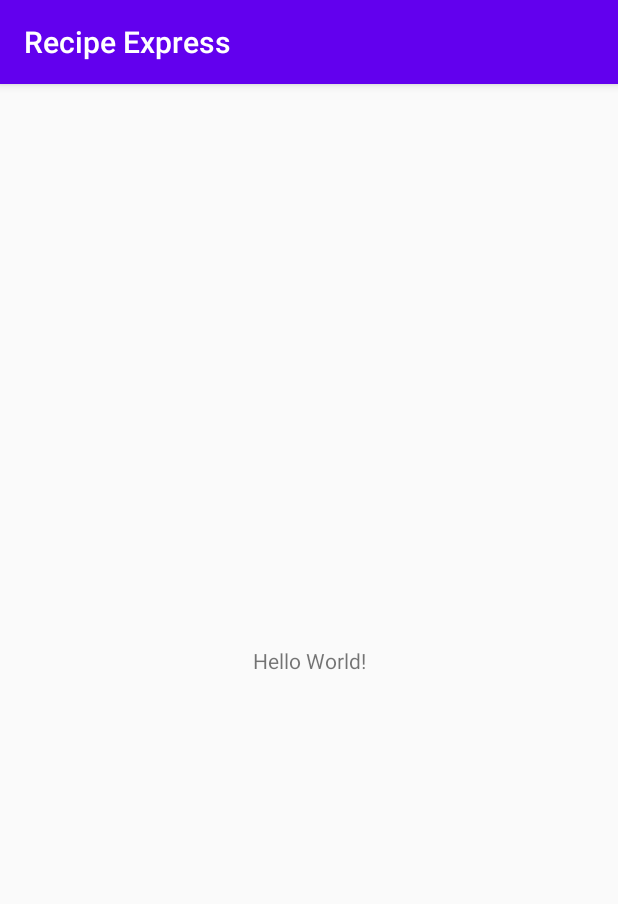
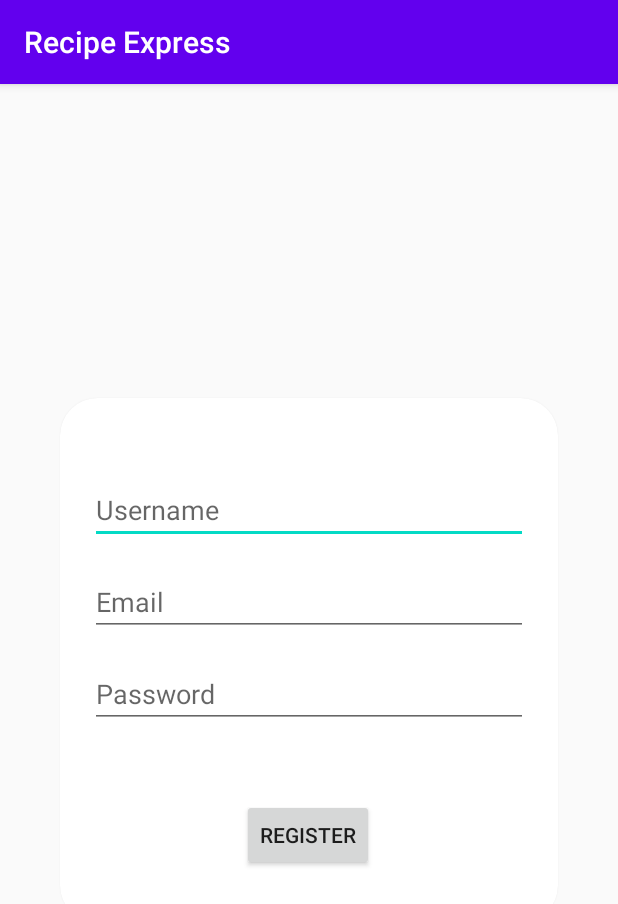
Before and after one commit to HeleneWentworth/RecipeExpress, an Android app: the screen it shows after launch (MainActivity), on a phone screen of 412 x 824 dp. Shown: the top 904 px of the screen. Run offline under Robolectric (Android 15) with nearby library versions, the phone set to English and light mode, and no system bars; our stand-ins replace Firebase (no records; nobody signed in at launch, a user with empty details on screens opened directly), data binding.

Commit message:
Register Implemented

```diff
--- /dev/null
+++ b/app/src/main/java/com/leokuyper/recipeexpress/HomeFragment.kt
@@ -0,0 +1,68 @@
+package com.leokuyper.recipeexpress
+
+import android.os.Bundle
+import android.util.Log
+import androidx.fragment.app.Fragment
+import android.view.LayoutInflater
+import android.view.View
+import android.view.ViewGroup
+import android.widget.Toast
+import androidx.databinding.DataBindingUtil
+import androidx.navigation.fragment.findNavController
+import com.google.android.gms.tasks.Task
+import com.google.firebase.auth.AuthResult
+import com.google.firebase.auth.FirebaseAuth
+import com.google.firebase.auth.ktx.auth
+import com.google.firebase.firestore.FirebaseFirestore
+import com.google.firebase.firestore.ktx.firestore
+import com.google.firebase.ktx.Firebase
+import com.leokuyper.recipeexpress.databinding.FragmentRegisterBinding
+import kotlinx.android.synthetic.main.fragment_register.*
+
+class HomeFragment : Fragment() {
+
+    private lateinit var auth: FirebaseAuth
+    private lateinit var binding: FragmentRegisterBinding
+    private lateinit var db: FirebaseFirestore
+
+    override fun onCreateView(
+        inflater: LayoutInflater, container: ViewGroup?,
+        savedInstanceState: Bundle?
+    ): View? {
+        auth = Firebase.auth
+        db = Firebase.firestore
+        binding = DataBindingUtil.inflate(inflater, R.layout.fragment_register, container, false)
+
+        binding.registerSubmit.setOnClickListener {
+            auth.createUserWithEmailAndPassword(binding.registerEmail.text.toString().trim(), binding.registerPassword.text.toString().trim())
+                .addOnCompleteListener { it: Task<AuthResult> ->
+                    if(!it.isSuccessful) return@addOnCompleteListener
+
+                    Log.d("Authentication", "The user was create successfully")
+                    val uid = FirebaseAuth.getInstance().uid ?: ""
+                    val user = hashMapOf(
+                        "username" to registerUsername.text.toString(),
+                        "email" to registerEmail.text.toString()
+                    )
+                    db.collection("users")
+                        .document(uid)
+                        .set(user)
+                        .addOnSuccessListener {
+                            Log.d("Authentication", "The user was create successfully")
+                            findNavController().navigate(R.id.action_homeFragment_to_registerFragment)
+                        }
+                        .addOnFailureListener {
+                            Log.d("Authentication", "Saving user to Database Failed: ${it.message}")
+                        }
+
+                }
+                .addOnFailureListener {
+                    Log.d("Authentication", "The registration failed ${it.message}")
+                    Toast.makeText(context, "The registration failed ${it.message}", Toast.LENGTH_SHORT).show()
+                }
+        }
+
+        return binding.root
+    }
+
+}
--- a/app/src/main/java/com/leokuyper/recipeexpress/MainActivity.kt
+++ b/app/src/main/java/com/leokuyper/recipeexpress/MainActivity.kt
@@ -2,8 +2,12 @@ package com.leokuyper.recipeexpress
 
 import androidx.appcompat.app.AppCompatActivity
 import android.os.Bundle
+import com.google.firebase.auth.FirebaseAuth
+import com.google.firebase.auth.ktx.auth
+import com.google.firebase.ktx.Firebase
 
 class MainActivity : AppCompatActivity() {
+
     override fun onCreate(savedInstanceState: Bundle?) {
         super.onCreate(savedInstanceState)
         setContentView(R.layout.activity_main)
--- a/app/src/main/res/layout/activity_main.xml
+++ b/app/src/main/res/layout/activity_main.xml
@@ -6,13 +6,12 @@
     android:layout_height="match_parent"
     tools:context=".MainActivity">
 
-    <TextView
-        android:layout_width="wrap_content"
-        android:layout_height="wrap_content"
-        android:text="Hello World!"
-        app:layout_constraintBottom_toBottomOf="parent"
-        app:layout_constraintLeft_toLeftOf="parent"
-        app:layout_constraintRight_toRightOf="parent"
-        app:layout_constraintTop_toTopOf="parent" />
+    <androidx.fragment.app.FragmentContainerView
+        android:id="@+id/myNavHostFragment"
+        android:name="androidx.navigation.fragment.NavHostFragment"
+        android:layout_width="match_parent"
+        android:layout_height="match_parent"
+        app:navGraph="@navigation/navigation"
+        app:defaultNavHost="true" />
 
 </androidx.constraintlayout.widget.ConstraintLayout>
--- /dev/null
+++ b/app/src/main/res/layout/fragment_register.xml
@@ -0,0 +1,86 @@
+<?xml version="1.0" encoding="utf-8"?>
+
+<layout xmlns:android="http://schemas.android.com/apk/res/android"
+    xmlns:app="http://schemas.android.com/apk/res-auto"
+    xmlns:tools="http://schemas.android.com/tools"
+    tools:context=".RegisterFragment">
+    <androidx.constraintlayout.widget.ConstraintLayout
+        android:id="@+id/registerLayout"
+        android:layout_width="match_parent"
+        android:layout_height="match_parent">
+
+        <androidx.cardview.widget.CardView
+            android:layout_width="match_parent"
+            android:layout_height="350dp"
+            android:layout_margin="40dp"
+            app:layout_constraintBottom_toBottomOf="parent"
+            app:layout_constraintEnd_toEndOf="parent"
+            app:layout_constraintStart_toStartOf="parent"
+            app:layout_constraintTop_toTopOf="parent"
+            app:cardCornerRadius="25dp">
+            <androidx.constraintlayout.widget.ConstraintLayout
+                android:layout_width="match_parent"
+                android:layout_height="match_parent"
+                android:padding="20dp">
+
+                <EditText
+                    android:id="@+id/registerUsername"
+                    android:layout_width="match_parent"
+                    android:layout_height="wrap_content"
+                    android:layout_marginTop="32dp"
+                    android:ems="10"
+                    android:hint="Username"
+                    android:inputType="textPersonName"
+                    app:layout_constraintEnd_toEndOf="parent"
+                    app:layout_constraintHorizontal_bias="0.495"
+                    app:layout_constraintStart_toStartOf="parent"
+                    app:layout_constraintTop_toTopOf="parent" />
+
+                <EditText
+                    android:id="@+id/registerEmail"
+                    android:layout_width="match_parent"
+                    android:layout_height="wrap_content"
+                    android:layout_marginTop="16dp"
+                    android:ems="10"
+                    android:hint="Email"
+                    android:inputType="textEmailAddress"
+                    app:layout_constraintEnd_toEndOf="parent"
+                    app:layout_constraintStart_toStartOf="parent"
+                    app:layout_constraintTop_toBottomOf="@+id/registerUsername"
+                    app:layout_goneMarginTop="10dp" />
+
+                <EditText
+                    android:id="@+id/registerPassword"
+                    android:layout_width="match_parent"
+                    android:layout_height="wrap_content"
+                    android:layout_marginTop="16dp"
+                    android:ems="10"
+                    android:hint="Password"
+                    android:inputType="textPassword"
+                    app:layout_constraintEnd_toEndOf="parent"
+                    app:layout_constraintHorizontal_bias="0.495"
+                    app:layout_constraintStart_toStartOf="parent"
+                    app:layout_constraintTop_toBottomOf="@+id/registerEmail"
+                    app:layout_goneMarginTop="10dp" />
+
+                <Button
+                    android:id="@+id/registerSubmit"
+                    android:layout_width="wrap_content"
+                    android:layout_height="wrap_content"
+                    android:layout_marginTop="32dp"
+                    android:text="Register"
+                    app:layout_constraintBottom_toBottomOf="parent"
+                    app:layout_constraintEnd_toEndOf="parent"
+                    app:layout_constraintHorizontal_bias="0.497"
+                    app:layout_constraintStart_toStartOf="parent"
+                    app:layout_constraintTop_toBottomOf="@+id/registerPassword"
+                    app:layout_goneMarginTop="20dp" />
+
+            </androidx.constraintlayout.widget.ConstraintLayout>
+
+
+        </androidx.cardview.widget.CardView>
+
+
+    </androidx.constraintlayout.widget.ConstraintLayout>
+</layout>
--- /dev/null
+++ b/app/src/main/res/navigation/navigation.xml
@@ -0,0 +1,22 @@
+<?xml version="1.0" encoding="utf-8"?>
+<navigation xmlns:android="http://schemas.android.com/apk/res/android"
+    xmlns:app="http://schemas.android.com/apk/res-auto"
+    xmlns:tools="http://schemas.android.com/tools"
+    android:id="@+id/navigation"
+    app:startDestination="@id/homeFragment">
+
+    <fragment
+        android:id="@+id/homeFragment"
+        android:name="com.leokuyper.recipeexpress.HomeFragment"
+        android:label="fragment_home"
+        tools:layout="@layout/fragment_home" >
+        <action
+            android:id="@+id/action_homeFragment_to_registerFragment"
+            app:destination="@id/registerFragment" />
+    </fragment>
+    <fragment
+        android:id="@+id/registerFragment"
+        android:name="com.leokuyper.recipeexpress.RegisterFragment"
+        android:label="fragment_register"
+        tools:layout="@layout/fragment_register" />
+</navigation>
--- a/app/src/main/res/values/strings.xml
+++ b/app/src/main/res/values/strings.xml
@@ -1,3 +1,5 @@
 <resources>
     <string name="app_name">Recipe Express</string>
+    <!-- TODO: Remove or change this placeholder text -->
+    <string name="hello_blank_fragment">Hello blank fragment</string>
 </resources>
```
Also changed, not shown: app/build.gradle (+53 -1 lines), app/src/main/java/com/leokuyper/recipeexpress/LoginFragment.kt (added, +20 -0 lines), app/src/main/java/com/leokuyper/recipeexpress/RegisterFragment.kt (added, +20 -0 lines), app/src/main/res/layout/fragment_home.xml (added, +24 -0 lines), app/src/main/res/layout/fragment_login.xml (added, +18 -0 lines), build.gradle (+11 -1 lines), 3 other files.
